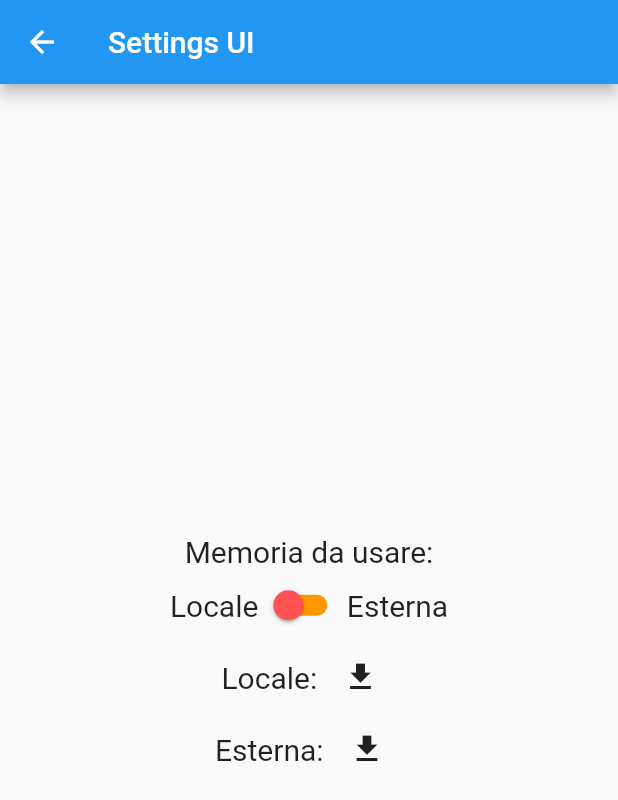
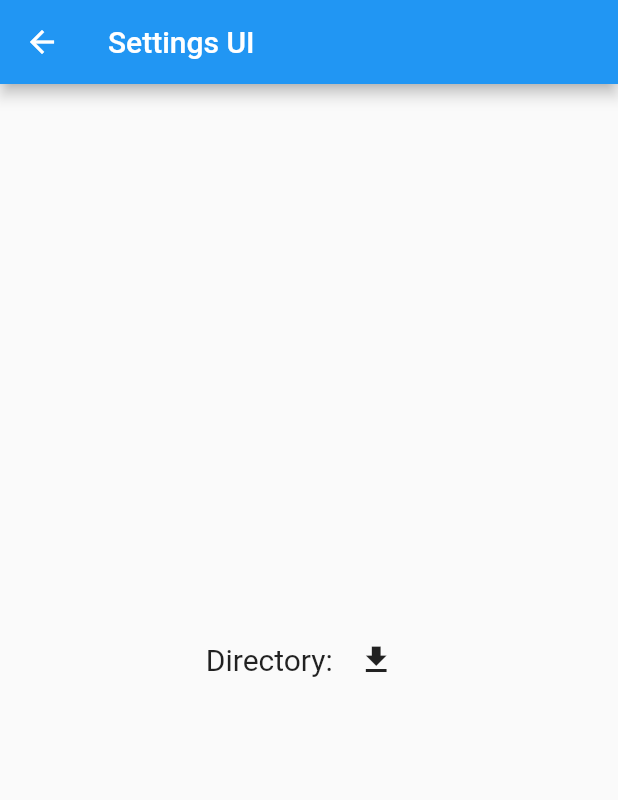
Before and after one commit to MarcoFiorentino/rpg_multi_music, a Flutter app: the SettingsPage screen opened directly, after a tap on the "file download" icon, on a phone screen of 412 x 824 dp. Shown: the top 800 px of the screen. Run offline on Flutter 3.47's test engine with Material 2 defaults, Android fonts, the phone set to English and light mode, and no system bars; our stand-ins replace audioplayers, file_picker, permission_handler, shared_preferences; missing offline and left inert: flutter_file_manager; accounts and stored records are empty.

Commit message:
Modificati settings in modo da usare un solo path e salvarlo nelle shared preferences

```diff
--- a/lib/files_provider.dart
+++ b/lib/files_provider.dart
@@ -3,70 +3,49 @@ import 'dart:io';
 import 'package:flutter/cupertino.dart';
 import 'package:flutter/material.dart';
 import 'package:flutter_file_manager/flutter_file_manager.dart';
-import 'package:path_provider_ex/path_provider_ex.dart';
+import 'package:music_handler/shared_preferences_manager.dart';
 import 'package:permission_handler/permission_handler.dart';
+import 'package:shared_preferences/shared_preferences.dart';
 
 class FilesProvider with ChangeNotifier {
-  // Actual shared content.
+  // Actual shared content
   List<File> _musicNames = [];
   List<File> _ambienceNames = [];
-  Directory _selectedLocalDirectory;
-  Directory _selectedExternalDirectory;
-  bool _useExternalMemory = false;
+  String _selectedDirectory;
 
   List<File> get musicNames => this._musicNames;
   List<File> get ambienceNames => this._ambienceNames;
-
-  Directory get selectedLocalDirectory => this._selectedLocalDirectory;
-  Directory get selectedExternalDirectory => this._selectedExternalDirectory;
-
-  bool get useExternalMemory => this._useExternalMemory;
-
-  set selectedLocalDirectory(Directory dir) {
-    this._selectedLocalDirectory = dir;
-  }
-
-  set selectedExternalDirectory(Directory dir) {
-    this._selectedExternalDirectory = dir;
-  }
-
-  set useExternalMemory(bool val) {
-    this._useExternalMemory = val;
-  }
+  String get selectedDirectory => this._selectedDirectory;
 
   // Recupero le liste di file
   void getFilesList() async {
     // Recupero i file dalla cartella 'music'
     this._musicNames = await this.getFiles("music");
     this.notifyListeners();
-    print('GetFilesList music: ' + this.musicNames.toString());
     this._ambienceNames = await this.getFiles("ambience");
     this.notifyListeners();
-    print('GetFilesList ambience: ' + this.ambienceNames.toString());
   }
 
   // Restituisce l'elenco dei file audio nella sotto cartella specificata
-  // TODO: gestire da settings se usare storage locale o sd
-  // TODO: gestire da settings il path da usare
   Future<List<File>> getFiles(String type) async {
-    List<File> files;
+    List<File> files = new List<File>.empty();
 
     if (await Permission.storage.request().isGranted) {
-      List<StorageInfo> storageInfo = await PathProviderEx.getStorageInfo();
-      var root;
       FileManager fm;
-      if (this._useExternalMemory) {
-        root = storageInfo[1].rootDir; //storageInfo[1] for SD card, getting the root directory
-        fm = FileManager(root: Directory(this._selectedExternalDirectory.path + "/" + type)); //
-      } else {
-        root = storageInfo[0].rootDir; //storageInfo[1] for SD card, getting the root directory
-        fm = FileManager(root: Directory(this._selectedLocalDirectory.path + "/" + type)); //
+
+      SharedPreferences sharedPreferences = await SharedPreferencesManager.getSharedPreferencesInstance();
+      this._selectedDirectory = sharedPreferences.getString(SharedPreferencesManager.selectedDirectory) ?? "";
+      if (this._selectedDirectory != "") {
+        fm = FileManager(
+            root: Directory(this._selectedDirectory + "/" + type));
       }
 
-      files = await fm.filesTree(
-        excludedPaths: ["/storage/emulated/0/Android"],
-        extensions: ["mp3"],
-      );
+      if (fm != null) {
+        files = await fm.filesTree(
+          excludedPaths: ["/storage/emulated/0/Android"],
+          extensions: ["mp4", "m4a"],
+        );
+      }
     }
     return files;
   }
--- a/lib/main.dart
+++ b/lib/main.dart
@@ -18,8 +18,9 @@ class MyApp extends StatelessWidget {
   // This widget is the root of your application.
   @override
   Widget build(BuildContext context) {
-    // TODO Il metodo getFiles del FilesProvider andrà chiamato anche qui nel momento in cui le impostazioni saranno salvate in modo persistente,
-    // così che i file siano recuperati anche all'avvio.
+
+    final FilesProvider filesProvider = Provider.of<FilesProvider>(context, listen: true);
+    filesProvider.getFilesList();
 
     return MaterialApp(
       title: 'Music Handler',
@@ -36,7 +37,6 @@ class HomePage extends StatelessWidget {
 
   @override
   Widget build(BuildContext context) {
-    print('MAIN');
     return MaterialApp(
       //Gestisco le tab dell'app
       home: DefaultTabController(
--- a/lib/settings_page.dart
+++ b/lib/settings_page.dart
@@ -1,9 +1,7 @@
-import 'dart:io';
-
+import 'package:flutter/material.dart';
+import 'package:file_picker/file_picker.dart';
+import 'package:music_handler/shared_preferences_manager.dart';
 import 'package:provider/provider.dart';
-import 'package:flutter/material.dart';
-import 'package:easy_folder_picker/FolderPicker.dart';
-import 'package:path_provider_ex/path_provider_ex.dart';
 
 import 'package:music_handler/files_provider.dart';
 
@@ -24,48 +22,15 @@ class _SettingsScreenState extends State<SettingsPage> {
   Widget buildSettingsList(BuildContext context) {
     final FilesProvider provider = Provider.of<FilesProvider>(context, listen: false);
 
-    void toggleSwitch(bool value) {
-      if (provider.useExternalMemory == false) {
-        setState(() {
-          provider.useExternalMemory = true;
-        });
-      } else {
-        setState(() {
-          provider.useExternalMemory = false;
-        });
-      }
+    Future<void> _pickDirectory(BuildContext context, bool external) async {
 
-      provider.getFilesList();
-    }
-
-    Future<void> _pickDirectory(BuildContext context, bool external) async {
-      List<StorageInfo> storageInfo = await PathProviderEx.getStorageInfo();
-      var root;
-      Directory directory;
-      if (external) {
-        root = storageInfo[1].rootDir; //storageInfo[1] for SD card, getting the root directory
-        directory = provider.selectedExternalDirectory;
-      } else {
-        root = storageInfo[0].rootDir; //storageInfo[1] for SD card, getting the root directory
-        directory = provider.selectedLocalDirectory;
-      }
-
-      if (directory == null) {
-        directory = Directory(root);
-      }
-
-      Directory newDirectory = await FolderPicker.pick(
-          allowFolderCreation: true, context: context, rootDirectory: directory, shape: RoundedRectangleBorder(borderRadius: BorderRadius.all(Radius.circular(10))));
+      String newDirectory = await FilePicker.platform.getDirectoryPath();
 
       setState(() {
-        if (external) {
-          provider.selectedExternalDirectory = newDirectory;
-        } else {
-          provider.selectedLocalDirectory = newDirectory;
+        if (newDirectory.isNotEmpty) {
+          SharedPreferencesManager.saveKV(SharedPreferencesManager.selectedDirectory, newDirectory);
         }
-
         provider.getFilesList();
-        print(newDirectory);
       });
     }
 
@@ -74,38 +39,12 @@ class _SettingsScreenState extends State<SettingsPage> {
         mainAxisAlignment: MainAxisAlignment.start,
         mainAxisSize: MainAxisSize.min,
         children: [
-          Text(
-            'Memoria da usare:',
-            style: TextStyle(fontSize: 20),
-          ),
           Row(
             mainAxisAlignment: MainAxisAlignment.start,
             mainAxisSize: MainAxisSize.min,
             children: [
               Text(
-                'Locale',
-                style: TextStyle(fontSize: 20),
-              ),
-              Switch(
-                onChanged: toggleSwitch,
-                value: provider.useExternalMemory,
-                activeColor: Colors.blue,
-                activeTrackColor: Colors.yellow,
-                inactiveThumbColor: Colors.redAccent,
-                inactiveTrackColor: Colors.orange,
-              ),
-              Text(
-                'Esterna',
-                style: TextStyle(fontSize: 20),
-              ),
-            ],
-          ),
-          Row(
-            mainAxisAlignment: MainAxisAlignment.start,
-            mainAxisSize: MainAxisSize.min,
-            children: [
-              Text(
-                'Locale: ',
+                'Directory: ',
                 style: TextStyle(fontSize: 20),
               ),
               IconButton(
@@ -114,24 +53,7 @@ class _SettingsScreenState extends State<SettingsPage> {
                   _pickDirectory(context, false);
                 },
               ),
-              provider.selectedLocalDirectory != null ? Text("${provider.selectedLocalDirectory.path}") : Container(),
-            ],
-          ),
-          Row(
-            mainAxisAlignment: MainAxisAlignment.start,
-            mainAxisSize: MainAxisSize.min,
-            children: [
-              Text(
-                'Esterna: ',
-                style: TextStyle(fontSize: 20),
-              ),
-              IconButton(
-                icon: Icon(Icons.file_download),
-                onPressed: () {
-                  _pickDirectory(context, true);
-                },
-              ),
-              provider.selectedExternalDirectory != null ? Text("${provider.selectedExternalDirectory.path}") : Container(),
+              provider.selectedDirectory != null ? Text(provider.selectedDirectory) : Container(),
             ],
           ),
         ],
--- /dev/null
+++ b/lib/shared_preferences_manager.dart
@@ -0,0 +1,24 @@
+import 'package:shared_preferences/shared_preferences.dart';
+
+class SharedPreferencesManager {
+  static final String selectedDirectory = "selectedDirectory";
+
+  static Future<SharedPreferences> getSharedPreferencesInstance() async {
+    return await SharedPreferences.getInstance();
+  }
+
+  static void saveKV(String key, dynamic value) async {
+    SharedPreferences sharedPreferences = await getSharedPreferencesInstance();
+    if (value is bool) {
+      sharedPreferences.setBool(key, value);
+    } else if (value is String) {
+      sharedPreferences.setString(key, value);
+    } else if (value is int) {
+      sharedPreferences.setInt(key, value);
+    } else if (value is double) {
+      sharedPreferences.setDouble(key, value);
+    } else if (value is List<String>) {
+      sharedPreferences.setStringList(key, value);
+    }
+  }
+}
```
Also changed, not shown: lib/music_page.dart (+2 -5 lines), pubspec.yaml (+4 -3 lines), pubspec.lock.
